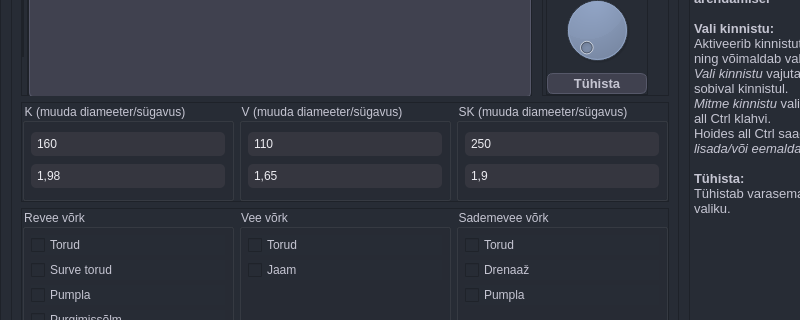
Old version of the form mailabl-qgis/Functions/Easements/widgets/Servituut.ui in the repository TuloliKalver/mailabl-qgis; both pictures show x 0 to 800 and y 126 to 446 of the 900 by 750 pixel window.
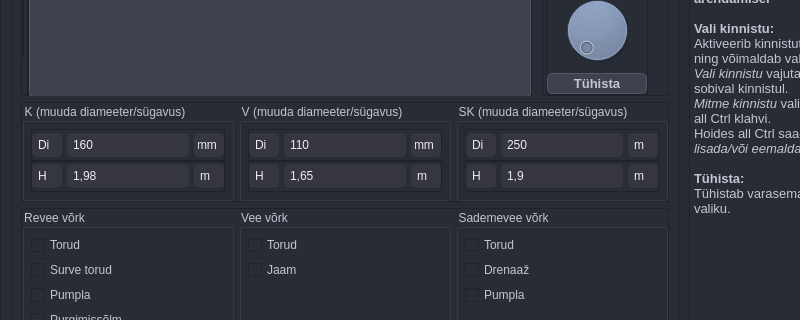
New version of the form. Icons and pictures are not drawn.

```diff
--- a/mailabl-qgis/Functions/Easements/widgets/Servituut.ui
+++ b/mailabl-qgis/Functions/Easements/widgets/Servituut.ui
@@ -39,6 +39,9 @@
 	border: None
 }
 
+
+
+
 #leInfo,#leSelectedProperties {
     border: None;
     background-color: #272c35;
@@ -130,6 +133,15 @@
     padding: 3px;
 }
 
+#label_12,
+#label_11
+ {
+    background-color: #40414f;
+    color: #ececf1;
+    border: 1px solid #565869;
+
+}
+
 QLineEdit {
     background-color: #35363f;  /* Lighter background color */
     color: #ececf1;
@@ -593,7 +605,7 @@
               </property>
               <layout class="QVBoxLayout" name="verticalLayout_15">
                <property name="spacing">
-                <number>5</number>
+                <number>0</number>
                </property>
                <property name="leftMargin">
                 <number>6</number>
@@ -608,17 +620,171 @@
                 <number>6</number>
                </property>
                <item>
-                <widget class="QLineEdit" name="lblDeK">
-                 <property name="text">
-                  <string>160</string>
+                <widget class="QFrame" name="frame_12">
+                 <property name="frameShape">
+                  <enum>QFrame::StyledPanel</enum>
                  </property>
+                 <property name="frameShadow">
+                  <enum>QFrame::Raised</enum>
+                 </property>
+                 <layout class="QHBoxLayout" name="horizontalLayout_10">
+                  <property name="spacing">
+                   <number>5</number>
+                  </property>
+                  <property name="leftMargin">
+                   <number>0</number>
+                  </property>
+                  <property name="topMargin">
+                   <number>0</number>
+                  </property>
+                  <property name="rightMargin">
+                   <number>0</number>
+                  </property>
+                  <property name="bottomMargin">
+                   <number>0</number>
+                  </property>
+                  <item>
+                   <widget class="QLineEdit" name="lineEdit_3">
+                    <property name="minimumSize">
+                     <size>
+                      <width>30</width>
+                      <height>0</height>
+                     </size>
+                    </property>
+                    <property name="maximumSize">
+                     <size>
+                      <width>30</width>
+                      <height>16777215</height>
+                     </size>
+                    </property>
+                    <property name="text">
+                     <string>Di</string>
+                    </property>
+                    <property name="frame">
+                     <bool>true</bool>
+                    </property>
+                    <property name="readOnly">
+                     <bool>true</bool>
+                    </property>
+                   </widget>
+                  </item>
+                  <item>
+                   <widget class="QLineEdit" name="lblDeK">
+                    <property name="text">
+                     <string>160</string>
+                    </property>
+                   </widget>
+                  </item>
+                  <item>
+                   <widget class="QLineEdit" name="lineEdit_11">
+                    <property name="minimumSize">
+                     <size>
+                      <width>30</width>
+                      <height>0</height>
+                     </size>
+                    </property>
+                    <property name="maximumSize">
+                     <size>
+                      <width>30</width>
+                      <height>16777215</height>
+                     </size>
+                    </property>
+                    <property name="text">
+                     <string>mm</string>
+                    </property>
+                    <property name="frame">
+                     <bool>true</bool>
+                    </property>
+                    <property name="readOnly">
+                     <bool>true</bool>
+                    </property>
+                   </widget>
+                  </item>
+                 </layout>
                 </widget>
                </item>
                <item>
-                <widget class="QLineEdit" name="lblHK">
-                 <property name="text">
-                  <string>1,98</string>
+                <widget class="QFrame" name="frame_5">
+                 <property name="frameShape">
+                  <enum>QFrame::StyledPanel</enum>
                  </property>
+                 <property name="frameShadow">
+                  <enum>QFrame::Raised</enum>
+                 </property>
+                 <layout class="QHBoxLayout" name="horizontalLayout_15">
+                  <property name="spacing">
+                   <number>5</number>
+                  </property>
+                  <property name="leftMargin">
+                   <number>0</number>
+                  </property>
+                  <property name="topMargin">
+                   <number>0</number>
+                  </property>
+                  <property name="rightMargin">
+                   <number>0</number>
+                  </property>
+                  <property name="bottomMargin">
+                   <number>0</number>
+                  </property>
+                  <item>
+                   <widget class="QLineEdit" name="lineEdit_5">
+                    <property name="minimumSize">
+                     <size>
+                      <width>30</width>
+                      <height>0</height>
+                     </size>
+                    </property>
+                    <property name="maximumSize">
+                     <size>
+                      <width>30</width>
+                      <height>16777215</height>
+                     </size>
+                    </property>
+                    <property name="text">
+                     <string>H</string>
+                    </property>
+                    <property name="frame">
+                     <bool>true</bool>
+                    </property>
+                    <property name="readOnly">
+                     <bool>true</bool>
+                    </property>
+                   </widget>
+                  </item>
+                  <item>
+                   <widget class="QLineEdit" name="lblHK">
+                    <property name="text">
+                     <string>1,98</string>
+                    </property>
+                   </widget>
+                  </item>
+                  <item>
+                   <widget class="QLineEdit" name="lineEdit_8">
+                    <property name="minimumSize">
+                     <size>
+                      <width>30</width>
+                      <height>0</height>
+                     </size>
+                    </property>
+                    <property name="maximumSize">
+                     <size>
+                      <width>30</width>
+                      <height>16777215</height>
+                     </size>
+                    </property>
+                    <property name="text">
+                     <string>m</string>
+                    </property>
+                    <property name="frame">
+                     <bool>true</bool>
+                    </property>
+                    <property name="readOnly">
+                     <bool>true</bool>
+                    </property>
+                   </widget>
+                  </item>
+                 </layout>
                 </widget>
                </item>
               </layout>
@@ -631,7 +797,7 @@
               </property>
               <layout class="QVBoxLayout" name="verticalLayout_7">
                <property name="spacing">
-                <number>5</number>
+                <number>0</number>
                </property>
                <property name="leftMargin">
                 <number>6</number>
@@ -646,17 +812,168 @@
                 <number>6</number>
                </property>
                <item>
-                <widget class="QLineEdit" name="lblDeV">
-                 <property name="text">
-                  <string>110</string>
+                <widget class="QFrame" name="frame_7">
+                 <property name="frameShape">
+                  <enum>QFrame::StyledPanel</enum>
                  </property>
+                 <property name="frameShadow">
+                  <enum>QFrame::Raised</enum>
+                 </property>
+                 <layout class="QHBoxLayout" name="horizontalLayout_11">
+                  <property name="spacing">
+                   <number>5</number>
+                  </property>
+                  <property name="leftMargin">
+                   <number>0</number>
+                  </property>
+                  <property name="topMargin">
+                   <number>0</number>
+                  </property>
+                  <property name="rightMargin">
+                   <number>0</number>
+                  </property>
+                  <property name="bottomMargin">
+                   <number>0</number>
+                  </property>
+                  <item alignment="Qt::AlignLeft">
+                   <widget class="QLineEdit" name="lineEdit_2">
+                    <property name="minimumSize">
+                     <size>
+                      <width>30</width>
+                      <height>0</height>
+                     </size>
+                    </property>
+                    <property name="maximumSize">
+                     <size>
+                      <width>30</width>
+                      <height>16777215</height>
+                     </size>
+                    </property>
+                    <property name="text">
+                     <string>Di</string>
+                    </property>
+                    <property name="frame">
+                     <bool>true</bool>
+                    </property>
+                    <property name="readOnly">
+                     <bool>true</bool>
+                    </property>
+                   </widget>
+                  </item>
+                  <item>
+                   <widget class="QLineEdit" name="lblDeV">
+                    <property name="text">
+                     <string>110</string>
+                    </property>
+                   </widget>
+                  </item>
+                  <item alignment="Qt::AlignRight">
+                   <widget class="QLineEdit" name="lineEdit">
+                    <property name="minimumSize">
+                     <size>
+                      <width>30</width>
+                      <height>0</height>
+                     </size>
+                    </property>
+                    <property name="maximumSize">
+                     <size>
+                      <width>30</width>
+                      <height>16777215</height>
+                     </size>
+                    </property>
+                    <property name="text">
+                     <string>mm</string>
+                    </property>
+                    <property name="readOnly">
+                     <bool>true</bool>
+                    </property>
+                   </widget>
+                  </item>
+                 </layout>
                 </widget>
                </item>
                <item>
-                <widget class="QLineEdit" name="lblHV">
-                 <property name="text">
-                  <string>1,65</string>
+                <widget class="QFrame" name="frame_8">
+                 <property name="frameShape">
+                  <enum>QFrame::StyledPanel</enum>
                  </property>
+                 <property name="frameShadow">
+                  <enum>QFrame::Raised</enum>
+                 </property>
+                 <layout class="QHBoxLayout" name="horizontalLayout_12">
+                  <property name="spacing">
+                   <number>5</number>
+                  </property>
+                  <property name="leftMargin">
+                   <number>0</number>
+                  </property>
+                  <property name="topMargin">
+                   <number>0</number>
+                  </property>
+                  <property name="rightMargin">
+                   <number>0</number>
+                  </property>
+                  <property name="bottomMargin">
+                   <number>0</number>
+                  </property>
+                  <item>
+                   <widget class="QLineEdit" name="lineEdit_7">
+                    <property name="minimumSize">
+                     <size>
+                      <width>30</width>
+                      <height>0</height>
+                     </size>
+                    </property>
+                    <property name="maximumSize">
+                     <size>
+                      <width>30</width>
+                      <height>16777215</height>
+                     </size>
+                    </property>
+                    <property name="text">
+                     <string>H</string>
+                    </property>
+                    <property name="frame">
+                     <bool>true</bool>
+                    </property>
+                    <property name="readOnly">
+                     <bool>true</bool>
+                    </property>
+                   </widget>
+                  </item>
+                  <item>
+                   <widget class="QLineEdit" name="lblHV">
+                    <property name="text">
+                     <string>1,65</string>
+                    </property>
+                   </widget>
+                  </item>
+                  <item>
+                   <widget class="QLineEdit" name="lineEdit_10">
+                    <property name="minimumSize">
+                     <size>
+                      <width>30</width>
+                      <height>0</height>
+                     </size>
+                    </property>
+                    <property name="maximumSize">
+                     <size>
+                      <width>30</width>
+                      <height>16777215</height>
+                     </size>
+                    </property>
+                    <property name="text">
+                     <string>m</string>
+                    </property>
+                    <property name="frame">
+                     <bool>true</bool>
+                    </property>
+                    <property name="readOnly">
+                     <bool>true</bool>
+                    </property>
+                   </widget>
+                  </item>
+                 </layout>
                 </widget>
                </item>
               </layout>
@@ -669,7 +986,7 @@
               </property>
               <layout class="QVBoxLayout" name="verticalLayout_14">
                <property name="spacing">
-                <number>5</number>
+                <number>0</number>
                </property>
                <property name="leftMargin">
                 <number>6</number>
@@ -684,17 +1001,171 @@
                 <number>6</number>
                </property>
                <item>
-                <widget class="QLineEdit" name="lblDeSK">
-                 <property name="text">
-                  <string>250</string>
+                <widget class="QFrame" name="frame_9">
+                 <property name="frameShape">
+                  <enum>QFrame::StyledPanel</enum>
                  </property>
+                 <property name="frameShadow">
+                  <enum>QFrame::Raised</enum>
+                 </property>
+                 <layout class="QHBoxLayout" name="horizontalLayout_13">
+                  <property name="spacing">
+                   <number>5</number>
+                  </property>
+                  <property name="leftMargin">
+                   <number>0</number>
+                  </property>
+                  <property name="topMargin">
+                   <number>0</number>
+                  </property>
+                  <property name="rightMargin">
+                   <number>0</number>
+                  </property>
+                  <property name="bottomMargin">
+                   <number>0</number>
+                  </property>
+                  <item>
+                   <widget class="QLineEdit" name="lineEdit_4">
+                    <property name="minimumSize">
+                     <size>
+                      <width>30</width>
+                      <height>0</height>
+                     </size>
+                    </property>
+                    <property name="maximumSize">
+                     <size>
+                      <width>30</width>
+                      <height>16777215</height>
+                     </size>
+                    </property>
+                    <property name="text">
+                     <string>Di</string>
+                    </property>
+                    <property name="frame">
+                     <bool>true</bool>
+                    </property>
+                    <property name="readOnly">
+                     <bool>true</bool>
+                    </property>
+                   </widget>
+                  </item>
+                  <item>
+                   <widget class="QLineEdit" name="lblDeSK">
+                    <property name="text">
+                     <string>250</string>
+                    </property>
+                   </widget>
+                  </item>
+                  <item>
+                   <widget class="QLineEdit" name="lineEdit_12">
+                    <property name="minimumSize">
+                     <size>
+                      <width>30</width>
+                      <height>0</height>
+                     </size>
+                    </property>
+                    <property name="maximumSize">
+                     <size>
+                      <width>30</width>
+                      <height>16777215</height>
+                     </size>
+                    </property>
+                    <property name="text">
+                     <string>m</string>
+                    </property>
+                    <property name="frame">
+                     <bool>true</bool>
+                    </property>
+                    <property name="readOnly">
+                     <bool>true</bool>
+                    </property>
+                   </widget>
+                  </item>
+                 </layout>
                 </widget>
                </item>
                <item>
-                <widget class="QLineEdit" name="lblHSK">
-                 <property name="text">
-                  <string>1,9</string>
+                <widget class="QFrame" name="frame_10">
+                 <property name="frameShape">
+                  <enum>QFrame::StyledPanel</enum>
                  </property>
+                 <property name="frameShadow">
+                  <enum>QFrame::Raised</enum>
+                 </property>
+                 <layout class="QHBoxLayout" name="horizontalLayout_14">
+                  <property name="spacing">
+                   <number>5</number>
+                  </property>
+                  <property name="leftMargin">
+                   <number>0</number>
+                  </property>
+                  <property name="topMargin">
+                   <number>0</number>
+                  </property>
+                  <property name="rightMargin">
+                   <number>0</number>
+                  </property>
+                  <property name="bottomMargin">
+                   <number>0</number>
+                  </property>
+                  <item>
+                   <widget class="QLineEdit" name="lineEdit_6">
+                    <property name="minimumSize">
+                     <size>
+                      <width>30</width>
+                      <height>0</height>
+                     </size>
+                    </property>
+                    <property name="maximumSize">
+                     <size>
+                      <width>30</width>
+                      <height>16777215</height>
+                     </size>
+                    </property>
+                    <property name="text">
+                     <string>H</string>
+                    </property>
+                    <property name="frame">
+                     <bool>true</bool>
+                    </property>
+                    <property name="readOnly">
+                     <bool>true</bool>
+                    </property>
+                   </widget>
+                  </item>
+                  <item>
+                   <widget class="QLineEdit" name="lblHSK">
+                    <property name="text">
+                     <string>1,9</string>
+                    </property>
+                   </widget>
+                  </item>
+                  <item>
+                   <widget class="QLineEdit" name="lineEdit_9">
+                    <property name="minimumSize">
+                     <size>
+                      <width>30</width>
+                      <height>0</height>
+                     </size>
+                    </property>
+                    <property name="maximumSize">
+                     <size>
+                      <width>30</width>
+                      <height>16777215</height>
+                     </size>
+                    </property>
+                    <property name="text">
+                     <string>m</string>
+                    </property>
+                    <property name="frame">
+                     <bool>true</bool>
+                    </property>
+                    <property name="readOnly">
+                     <bool>true</bool>
+                    </property>
+                   </widget>
+                  </item>
+                 </layout>
                 </widget>
                </item>
               </layout>
```
